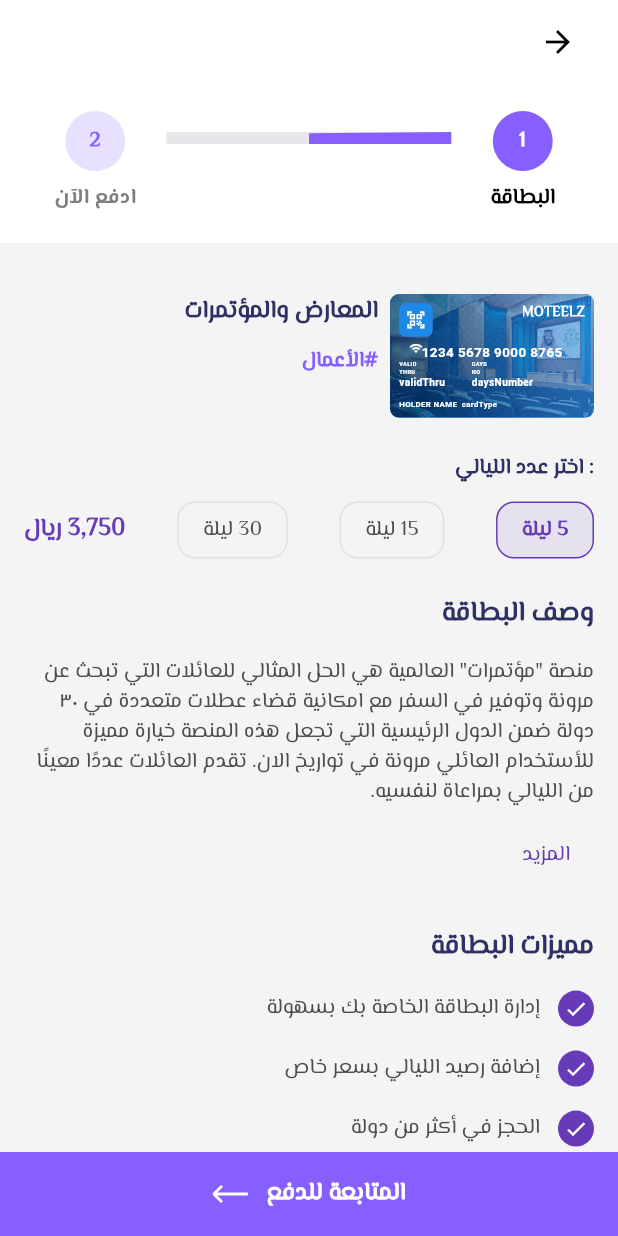
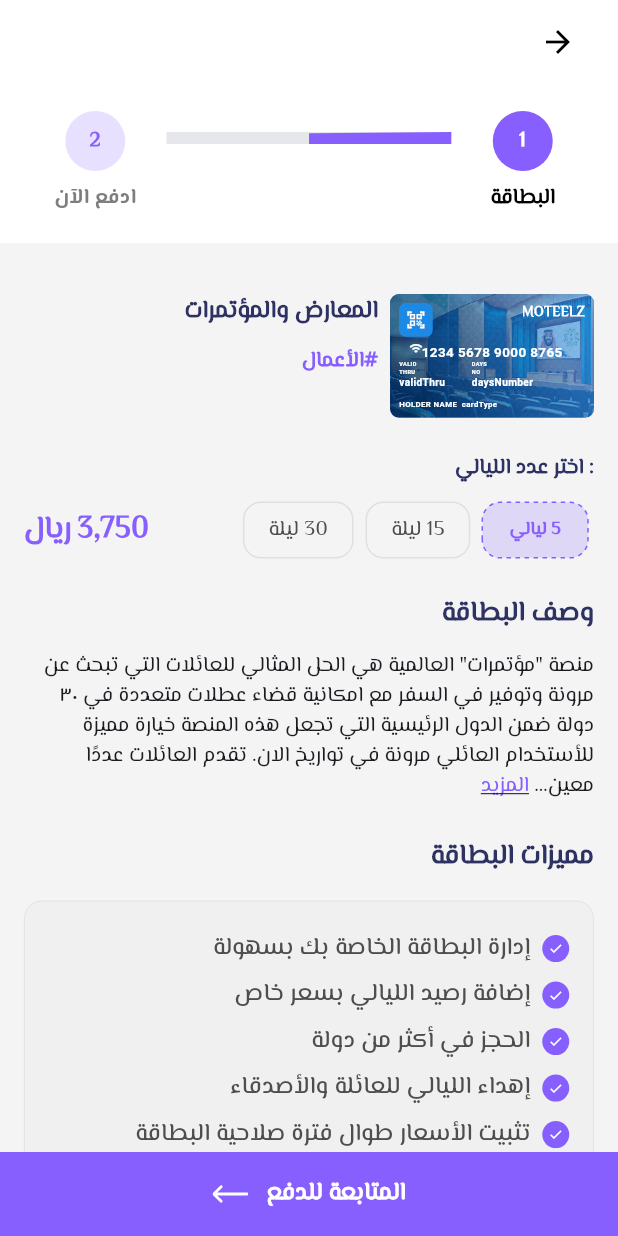
Before and after one commit to softmohamedali/Moteelz-task, a Flutter app: the screen it shows after launch, on a phone screen of 412 x 824 dp. Run offline on Flutter 3.47's test engine with Material 3 defaults, Android fonts, the phone set to English and light mode, and no system bars; drawn by our look-alikes of dotted_border, readmore; our stand-ins replace dartz, dio, flutter_native_splash, flutter_svg, freezed_annotation, get and 1 more.

Commit message:
first commit

```diff
--- a/lib/core/ui/app_colors.dart
+++ b/lib/core/ui/app_colors.dart
@@ -4,6 +4,7 @@
   static const Color primary = Color(0xFF875FFF);
   static const Color gray_border = Color(0xFFdddddd);
   static const Color back_ground_gray = Color(0xFFF4F4F4);
+  static const Color back_ground_card_gray = Color(0xFFF1F0F0);
 
 
 
--- a/lib/presentation/pages/details/details_page.dart
+++ b/lib/presentation/pages/details/details_page.dart
@@ -1,17 +1,15 @@
 import 'package:flutter/material.dart';
-import 'package:flutter_svg/flutter_svg.dart';
 import 'package:get/get.dart';
-import 'package:get/get_core/src/get_main.dart';
-import 'package:get/get_utils/get_utils.dart';
 import 'package:moteelz/core/ui/app_colors.dart';
 import 'package:moteelz/core/ui/app_dimen.dart';
 import 'package:moteelz/core/ui/app_font.dart';
-
+import 'package:moteelz/presentation/pages/details_payment_steps/widgets/option_selector.dart';
+import 'package:readmore/readmore.dart';
 
 import '../../widgets/bottom_continue_btn.dart';
 import '../../widgets/exhibition_card.dart';
+import '../../widgets/feuture_item.dart';
 import '../../widgets/m_text.dart';
-import '../details_payment_steps/widgets/stepper.dart';
 
 
 class DetailsScreen extends StatelessWidget {
@@ -76,7 +74,7 @@
                       color: AppColors.thr_violet_txt,
                     ),
                     SizedBox(height: 12),
-                    NightsSelector(),
+                    OptionsSelector(),
                     SizedBox(height: 24),
                     MText(
                       value:'وصف البطاقة',
@@ -85,8 +83,26 @@
                       color: AppColors.thr_violet_txt,
                       textAlign: TextAlign.right,
                     ),
-                    SizedBox(height: 16),
-                    CardDescription(),
+                    SizedBox(height: 12),
+                    ReadMoreText(
+                      'منصة "مؤتمرات" العالمية هي الحل المثالي للعائلات التي تبحث عن مرونة وتوفير في السفر مع امكانية قضاء عطلات متعددة في ٣٠ دولة ضمن الدول الرئيسية التي تجعل هذه المنصة خيارة مميزة للأستخدام العائلي مرونة في تواريخ الان. تقدم العائلات عددًا معينًا من الليالي بمراعاة لنفسيه.',
+                      trimMode: TrimMode.Length,
+                      trimLines: 5,
+                      colorClickableText: Colors.pink,
+                      trimCollapsedText: 'المزيد',
+                      trimExpandedText: '',
+                      textAlign: TextAlign.right,
+                      style:  TextStyle(
+                          fontSize: AppDimens.s14,
+                          fontFamily: AppFont.fontRegular
+                      ),
+                      moreStyle: TextStyle(
+                          fontSize: AppDimens.s14,
+                        fontFamily: AppFont.fontRegular,
+                        color: AppColors.purple_txt,
+                          decoration: TextDecoration.underline
+                      ),
+                    ),
                     SizedBox(height: 24),
                     MText(
                       value:'مميزات البطاقة',
@@ -96,7 +112,15 @@
                       textAlign: TextAlign.right,
                     ),
                     SizedBox(height: 16),
-                    CardFeatures(),
+                    Container(
+                      padding: EdgeInsets.all(AppDimens.p16),
+                        decoration: BoxDecoration(
+                          color: AppColors.back_ground_card_gray,
+                          borderRadius: BorderRadius.circular(12),
+                          border: Border.all(width: 0.5,color: AppColors.gray_border)
+                        ),
+                        child: CardFeatures()
+                    ),
                     SizedBox(height: 24),
                   ],
                 ),
@@ -233,112 +257,10 @@
   }
 }
 
-class NightsSelector extends StatelessWidget {
-  const NightsSelector({Key? key}) : super(key: key);
 
-  @override
-  Widget build(BuildContext context) {
-    return Row(
-      mainAxisAlignment: MainAxisAlignment.spaceBetween,
-      children: [
-        const PriceDisplay(price: '3,750', currency: 'ريال'),
-        const NightOption(nights: 30, isSelected: false),
-        const NightOption(nights: 15, isSelected: false),
-        const NightOption(nights: 5, isSelected: true),
-      ],
-    );
-  }
-}
 
-class NightOption extends StatelessWidget {
-  final int nights;
-  final bool isSelected;
 
-  const NightOption({
-    Key? key,
-    required this.nights,
-    required this.isSelected,
-  }) : super(key: key);
 
-  @override
-  Widget build(BuildContext context) {
-    return Container(
-      padding: const EdgeInsets.symmetric(horizontal: 16, vertical: 8),
-      decoration: BoxDecoration(
-        color: isSelected ? Colors.deepPurple.withOpacity(0.1) : Colors.transparent,
-        borderRadius: BorderRadius.circular(12),
-        border: Border.all(
-          color: isSelected ? Colors.deepPurple : Colors.grey.shade300,
-          width: 1,
-        ),
-      ),
-      child: MText(
-        value: '$nights ليلة',
-        color: isSelected ? Colors.deepPurple : AppColors.dark_gray_txt,
-        fontWeight: isSelected ? FontWeight.bold : FontWeight.normal,
-      ),
-    );
-  }
-}
-
-class PriceDisplay extends StatelessWidget {
-  final String price;
-  final String currency;
-
-  const PriceDisplay({
-    Key? key,
-    required this.price,
-    required this.currency,
-  }) : super(key: key);
-
-  @override
-  Widget build(BuildContext context) {
-    return Row(
-      children: [
-        MText(
-          value: currency,
-          color: Colors.deepPurple,
-          fontWeight: FontWeight.bold,
-          fontSize: 16,
-        ),
-        const SizedBox(width: 4),
-        MText(
-          value: price,
-          color: Colors.deepPurple,
-          fontWeight: FontWeight.bold,
-          fontSize: 16,
-        ),
-      ],
-    );
-  }
-}
-
-class CardDescription extends StatelessWidget {
-  const CardDescription({Key? key}) : super(key: key);
-
-  @override
-  Widget build(BuildContext context) {
-    return Column(
-      crossAxisAlignment: CrossAxisAlignment.end,
-      children: [
-        const MText(
-          value: 'منصة "مؤتمرات" العالمية هي الحل المثالي للعائلات التي تبحث عن مرونة وتوفير في السفر مع امكانية قضاء عطلات متعددة في ٣٠ دولة ضمن الدول الرئيسية التي تجعل هذه المنصة خيارة مميزة للأستخدام العائلي مرونة في تواريخ الان. تقدم العائلات عددًا معينًا من الليالي بمراعاة لنفسيه.',
-          fontSize: 14,
-          maxLines: 5,
-          textAlign: TextAlign.right,
-        ),
-        const SizedBox(height: 8),
-        TextButton(
-          onPressed: () {},
-          child: const MText(
-            value: 'المزيد',
-            color: Colors.deepPurple,
-          ),
-        ),
-      ],
-    );
-  }
-}
 
 class CardFeatures extends StatelessWidget {
   const CardFeatures({Key? key}) : super(key: key);
@@ -357,43 +279,3 @@
     );
   }
 }
-
-class FeatureItem extends StatelessWidget {
-  final String text;
-
-  const FeatureItem({Key? key, required this.text}) : super(key: key);
-
-  @override
-  Widget build(BuildContext context) {
-    return Padding(
-      padding: const EdgeInsets.only(bottom: 16.0),
-      child: Row(
-        textDirection: TextDirection.rtl,
-        children: [
-          Container(
-            width: 24,
-            height: 24,
-            decoration: BoxDecoration(
-              color: Colors.deepPurple,
-              borderRadius: BorderRadius.circular(12),
-            ),
-            child: const Icon(
-              Icons.check,
-              color: Colors.white,
-              size: 16,
-            ),
-          ),
-          const SizedBox(width: 12),
-          Expanded(
-            child: MText(
-              value: text,
-              fontSize: 14,
-              textAlign: TextAlign.right,
-              maxLines: 2,
-            ),
-          ),
-        ],
-      ),
-    );
-  }
-}
--- /dev/null
+++ b/lib/presentation/pages/details_payment_steps/widgets/option_selector.dart
@@ -0,0 +1,124 @@
+import 'package:flutter/cupertino.dart';
+import 'package:flutter/material.dart';
+import 'package:moteelz/core/ui/app_dimen.dart';
+
+import '../../../../core/ui/app_colors.dart';
+import '../../../widgets/m_text.dart';
+import '../../details/details_page.dart';
+import 'package:dotted_border/dotted_border.dart';
+
+class OptionsSelector extends StatelessWidget {
+  const OptionsSelector({Key? key}) : super(key: key);
+
+  @override
+  Widget build(BuildContext context) {
+    return Row(
+      mainAxisAlignment: MainAxisAlignment.spaceBetween,
+      children: [
+        const PriceDisplay(price: '3,750', currency: 'ريال'),
+        Row(
+          children: [
+            const NightOption(nights: 30, isSelected: false),
+            const NightOption(nights: 15, isSelected: false),
+            const NightOption(nights: 5, isSelected: true),
+          ],
+        ),
+      ],
+    );
+  }
+}
+
+
+class NightOption extends StatelessWidget {
+  final int nights;
+  final bool isSelected;
+
+  const NightOption({
+    Key? key,
+    required this.nights,
+    required this.isSelected,
+  }) : super(key: key);
+
+  @override
+  Widget build(BuildContext context) {
+    return Padding(
+      padding: const EdgeInsets.symmetric(horizontal: 4.0),
+      child: isSelected?
+      Container(
+        decoration: BoxDecoration(
+          borderRadius: BorderRadius.circular(12),
+          color:AppColors.primary.withAlpha(50) ,
+        ),
+        child: DottedBorder(
+          borderType: BorderType.RRect,  // You can use BorderType.Circle or BorderType.Rect
+          radius: Radius.circular(12),
+          dashPattern: [3, 3],  // Adjust dash pattern [dash length, space length]
+          strokeWidth: 1,
+          color: AppColors.primary,  // Border color
+          child: Container(
+            padding: const EdgeInsets.symmetric(horizontal: 16, vertical: 8),
+            alignment: Alignment.center,
+            child: MText(
+              value: '$nights ليالي',
+              color:  AppColors.primary ,
+              fontSize: AppDimens.s12,
+              fontWeight: FontWeight.bold,
+            ),
+          ),
+        ),
+      )
+          :
+      Container(
+        padding: const EdgeInsets.symmetric(horizontal: 16, vertical: 8),
+        decoration: BoxDecoration(
+          color: isSelected ? Colors.deepPurple.withOpacity(0.1) : Colors.transparent,
+          borderRadius: BorderRadius.circular(12),
+          border: Border.all(
+            color:  Colors.grey.shade300,
+            width: 1,
+          ),
+        ),
+        child: MText(
+          value: '$nights ليلة',
+          color:  AppColors.dark_gray_txt,
+          fontWeight:  FontWeight.normal,
+        ),
+      ),
+    );
+  }
+}
+
+
+
+
+class PriceDisplay extends StatelessWidget {
+  final String price;
+  final String currency;
+
+  const PriceDisplay({
+    Key? key,
+    required this.price,
+    required this.currency,
+  }) : super(key: key);
+
+  @override
+  Widget build(BuildContext context) {
+    return Row(
+      children: [
+        MText(
+          value: currency,
+          color: AppColors.primary,
+          fontWeight: FontWeight.bold,
+          fontSize: AppDimens.s20,
+        ),
+        const SizedBox(width: 4),
+        MText(
+          value: price,
+          color: AppColors.primary,
+          fontWeight: FontWeight.bold,
+          fontSize: AppDimens.s20,
+        ),
+      ],
+    );
+  }
+}
--- a/lib/presentation/widgets/feuture_item.dart
+++ b/lib/presentation/widgets/feuture_item.dart
@@ -1,6 +1,7 @@
 
 import 'package:flutter/cupertino.dart';
 import 'package:flutter/material.dart';
+import 'package:moteelz/core/ui/app_font.dart';
 
 import '../../core/ui/app_colors.dart';
 import 'm_text.dart';
@@ -12,15 +13,17 @@
 
   @override
   Widget build(BuildContext context) {
-    return Row(
+    return Padding(
+      padding: const EdgeInsets.symmetric(vertical: 4.0),
+      child: Row(
         mainAxisAlignment: MainAxisAlignment.end,
         children: [
           MText(
             value: text,
             fontSize: 16,
-          fontWeight: FontWeight.w700,
             color: AppColors.dark_gray_txt,
             textDirection: TextDirection.rtl,
+            fontFamily: AppFont.fontMedium,
           ),
           const SizedBox(width: 8),
           Container(
@@ -36,6 +39,7 @@
             ),
           ),
         ],
+      ),
     );
   }
 }
--- a/pubspec.yaml
+++ b/pubspec.yaml
@@ -30,6 +30,8 @@
   build_runner: ^2.0.0
   freezed: ^2.0.0
   retrofit_generator:
+  dotted_border:
+  readmore:
 
 flutter:
 
```
Also changed, not shown: pubspec.lock. Lines whose indentation alone changed are shown as unchanged.
